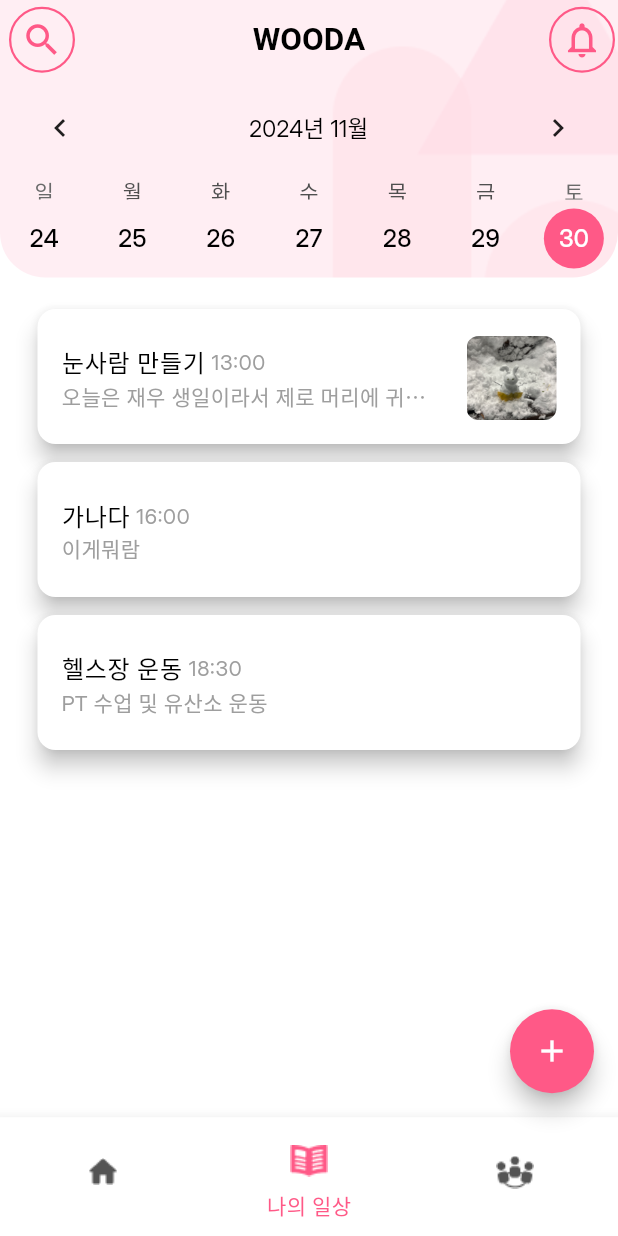
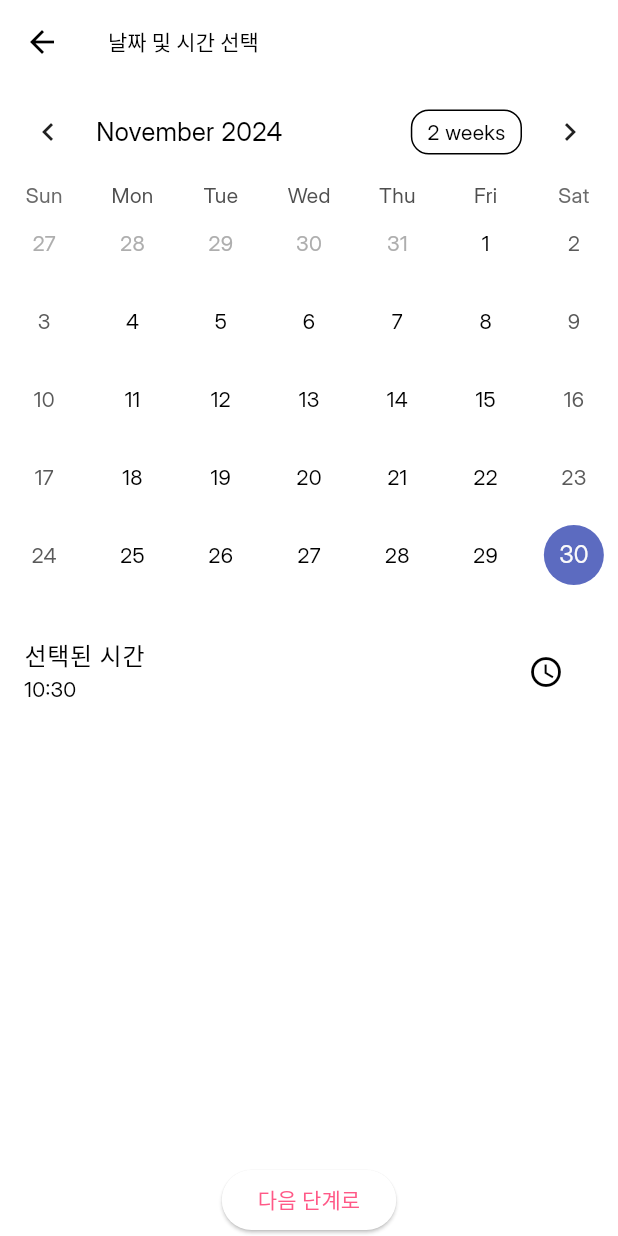
Before and after one commit to Hoyeri/WOODA, a Flutter app: the screen it shows after launch, after a tap on the "add" icon, on a phone screen of 412 x 824 dp. Run offline on Flutter 3.47's test engine with Material 3 defaults, Android fonts, the phone set to English and light mode, and no system bars; drawn by our look-alikes of table_calendar; our stand-ins replace get.

Commit message:
일정 추가 기능 구현

```diff
--- a/lib/src/app.dart
+++ b/lib/src/app.dart
@@ -3,6 +3,8 @@ import 'package:wooda_client/src/components/image_data.dart';
 import 'package:table_calendar/table_calendar.dart';
 import 'package:wooda_client/src/models/detail_page_model.dart';
 import 'package:wooda_client/src/screens/detail_page.dart';
+import 'package:wooda_client/src/screens/date_time_selection_page.dart';
+import 'package:wooda_client/src/screens/add_schedule_page.dart';
 
 class App extends StatefulWidget {
   const App({Key? key}) : super(key: key);
@@ -148,7 +150,39 @@ class _TableCalendarScreenState extends State<App> {
 
           /// floating button 구현
           floatingActionButton: FloatingActionButton(
-              onPressed: () {},
+            onPressed: () async {
+              // Step 1: 날짜 및 시간 선택
+              final dateTimeResult = await Navigator.push(
+                context,
+                MaterialPageRoute(
+                  builder: (context) => const DateTimeSelectionPage(),
+                ),
+              );
+
+              if (dateTimeResult != null && dateTimeResult is Map<String, dynamic>) {
+                DateTime dateTime = DateTime(
+                  dateTimeResult["date"].year,
+                  dateTimeResult["date"].month,
+                  dateTimeResult["date"].day,
+                  dateTimeResult["time"].hour,
+                  dateTimeResult["time"].minute,
+                );
+
+                // Step 2: 제목 및 내용 입력
+                final scheduleResult = await Navigator.push(
+                  context,
+                  MaterialPageRoute(
+                    builder: (context) => AddSchedulePage(dateTime: dateTime),
+                  ),
+                );
+
+                if (scheduleResult != null && scheduleResult is Map<String, dynamic>) {
+                  setState(() {
+                    localSchedules.add(scheduleResult);
+                  });
+                }
+              }
+            },
             backgroundColor: const Color(0xffFF5987),
             foregroundColor: Colors.white,
             shape: const CircleBorder(),
--- /dev/null
+++ b/lib/src/screens/date_time_selection_page.dart
@@ -0,0 +1,69 @@
+import 'package:flutter/material.dart';
+import 'package:table_calendar/table_calendar.dart';
+
+class DateTimeSelectionPage extends StatefulWidget {
+  const DateTimeSelectionPage({Key? key}) : super(key: key);
+
+  @override
+  State<DateTimeSelectionPage> createState() => _DateTimeSelectionPageState();
+}
+
+class _DateTimeSelectionPageState extends State<DateTimeSelectionPage> {
+  DateTime selectedDate = DateTime.now();
+  TimeOfDay selectedTime = TimeOfDay.now();
+
+  @override
+  Widget build(BuildContext context) {
+    return Scaffold(
+      appBar: AppBar(
+        title: const Text("날짜 및 시간 선택"),
+      ),
+      body: Column(
+        children: [
+          TableCalendar(
+            focusedDay: selectedDate,
+            firstDay: DateTime.utc(2020, 1, 1),
+            lastDay: DateTime.utc(2030, 12, 31),
+            calendarFormat: CalendarFormat.month,
+            selectedDayPredicate: (day) => isSameDay(day, selectedDate),
+            onDaySelected: (selectedDay, focusedDay) {
+              setState(() {
+                selectedDate = selectedDay;
+              });
+            },
+          ),
+          const SizedBox(height: 16),
+          ListTile(
+            title: const Text("선택된 시간"),
+            subtitle: Text(
+                "${selectedTime.hour.toString().padLeft(2, '0')}:${selectedTime.minute.toString().padLeft(2, '0')}"),
+            trailing: IconButton(
+              icon: const Icon(Icons.access_time),
+              onPressed: () async {
+                final TimeOfDay? pickedTime = await showTimePicker(
+                  context: context,
+                  initialTime: selectedTime,
+                );
+                if (pickedTime != null) {
+                  setState(() {
+                    selectedTime = pickedTime;
+                  });
+                }
+              },
+            ),
+          ),
+          const Spacer(),
+          ElevatedButton(
+            onPressed: () {
+              Navigator.pop(context, {
+                "date": selectedDate,
+                "time": selectedTime,
+              });
+            },
+            child: const Text("다음 단계로"),
+          ),
+        ],
+      ),
+    );
+  }
+}
--- a/lib/src/screens/detail_page.dart
+++ b/lib/src/screens/detail_page.dart
@@ -78,7 +78,7 @@ class DetailPage extends StatelessWidget {
                           model.description,
                           style: const TextStyle(
                             fontSize: 15,
-                            fontWeight: FontWeight.w600,
+                            fontWeight: FontWeight.w500,
                             color: Colors.grey, // 내용 회색
                             height: 1.5, // 줄 간격
                           ),
```
Also changed, not shown: lib/src/screens/add_schedule_page.dart (added, +74 -0 lines).
